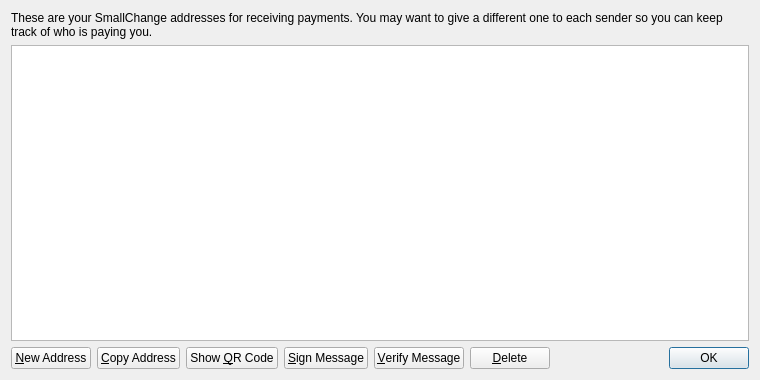
Qt form src/qt/forms/addressbookpage.ui (KrisKlip/gitcoin) before a commit.
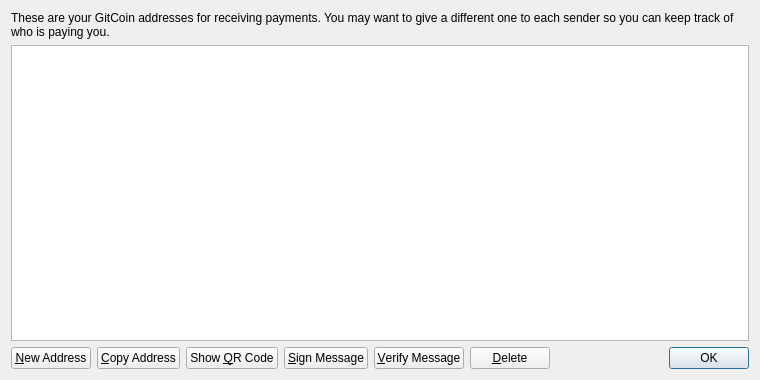
The same form after that commit. Icons and pictures are not drawn.

```diff
--- a/src/qt/forms/addressbookpage.ui
+++ b/src/qt/forms/addressbookpage.ui
@@ -17,7 +17,7 @@
    <item>
     <widget class="QLabel" name="labelExplanation">
      <property name="text">
-      <string>These are your SmallChange addresses for receiving payments. You may want to give a different one to each sender so you can keep track of who is paying you.</string>
+      <string>These are your GitCoin addresses for receiving payments. You may want to give a different one to each sender so you can keep track of who is paying you.</string>
      </property>
      <property name="textFormat">
       <enum>Qt::PlainText</enum>
```
